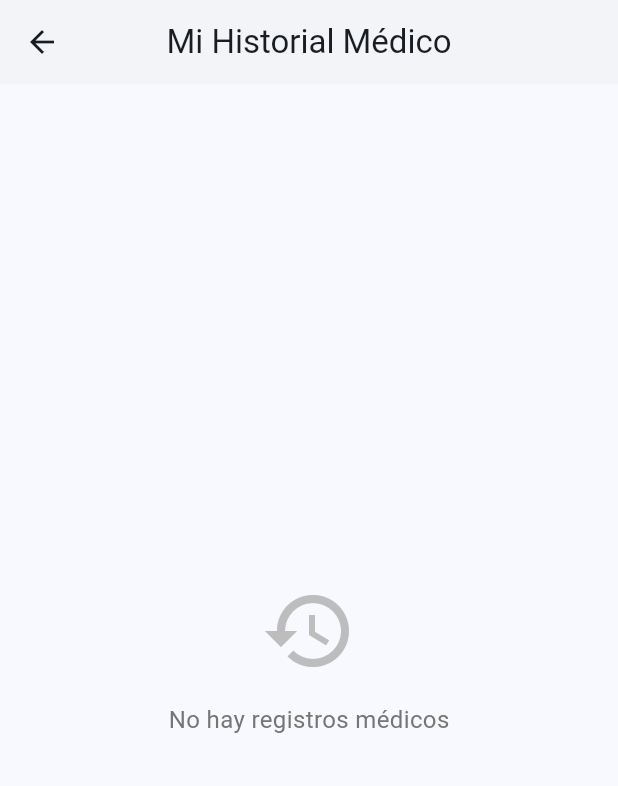
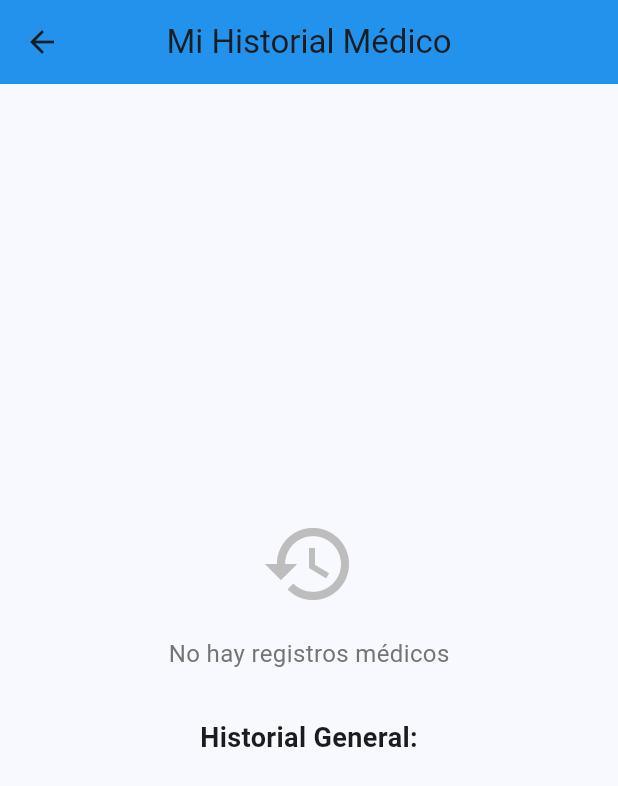
Before and after one commit to Marcelochoquecruz/INF632-APP-MOVIL-trabajo-final, a Flutter app: the PatientDashboard screen opened by its route, after a tap on "Ver Historial Médico", on a phone screen of 412 x 824 dp. Shown: the top 786 px of the screen. Run offline on Flutter 3.47's test engine with Material 3 defaults, Android fonts, the phone set to English and light mode, and no system bars; our stand-ins replace animate_do, cloud_firestore, firebase_auth, firebase_core, google_fonts; accounts and stored records are empty.

Commit message:
Historial en docotro funcional

```diff
--- a/lib/routes/app_routes.dart
+++ b/lib/routes/app_routes.dart
@@ -5,6 +5,7 @@ import '../screens/welcome_screen.dart';
 import '../screens/admin/admin_panel.dart';
 import '../screens/doctor/doctor_dashboard.dart';
 import '../screens/patient/patient_dashboard.dart';
+import '../screens/patient/medical_records_screen.dart';
 
 class AppRoutes {
   static const String home = '/';
@@ -13,6 +14,7 @@ class AppRoutes {
   static const String adminPanel = '/admin-panel';
   static const String doctorDashboard = '/doctor-dashboard';
   static const String patientDashboard = '/patient/dashboard';
+  static const String medicalRecords = '/medical-records';
 
   static Map<String, WidgetBuilder> getRoutes() {
     return {
@@ -22,6 +24,7 @@ class AppRoutes {
       adminPanel: (_) => const AdminPanel(),
       doctorDashboard: (_) => const DoctorDashboard(),
       patientDashboard: (_) => const PatientDashboard(),
+      medicalRecords: (_) => const MedicalRecordsScreen(),
     };
   }
 }
--- a/lib/screens/patient/patient_dashboard.dart
+++ b/lib/screens/patient/patient_dashboard.dart
@@ -3,6 +3,7 @@ import 'package:cloud_firestore/cloud_firestore.dart';
 import 'package:firebase_auth/firebase_auth.dart';
 import 'package:intl/intl.dart';
 import 'medical_history_screen.dart';
+import 'patient_medical_history_screen.dart';
 
 class PatientDashboard extends StatefulWidget {
   const PatientDashboard({Key? key}) : super(key: key);
@@ -322,7 +323,7 @@ class _PatientDashboardState extends State<PatientDashboard> {
                           Navigator.push(
                             context,
                             MaterialPageRoute(
-                              builder: (context) => const MedicalHistoryScreen(),
+                              builder: (context) => const PatientMedicalHistoryScreen(),
                             ),
                           );
                         },
--- /dev/null
+++ b/lib/screens/patient/patient_medical_history_screen.dart
@@ -0,0 +1,192 @@
+import 'package:flutter/material.dart';
+import 'package:cloud_firestore/cloud_firestore.dart';
+import 'package:firebase_auth/firebase_auth.dart';
+
+class PatientMedicalHistoryScreen extends StatefulWidget {
+  const PatientMedicalHistoryScreen({Key? key}) : super(key: key);
+
+  @override
+  State<PatientMedicalHistoryScreen> createState() => _PatientMedicalHistoryScreenState();
+}
+
+class _PatientMedicalHistoryScreenState extends State<PatientMedicalHistoryScreen> {
+  final FirebaseFirestore _firestore = FirebaseFirestore.instance;
+  final FirebaseAuth _auth = FirebaseAuth.instance;
+  Map<String, dynamic>? _patientData;
+  List<Map<String, dynamic>> _medicalRecords = [];
+  bool _isLoading = true;
+
+  @override
+  void initState() {
+    super.initState();
+    _loadMedicalHistory();
+  }
+
+  Future<void> _loadMedicalHistory() async {
+    try {
+      final userId = _auth.currentUser?.uid;
+      if (userId == null) return;
+
+      // Cargar datos del paciente
+      final patientDoc = await _firestore.collection('patients').doc(userId).get();
+      if (!patientDoc.exists) {
+        setState(() => _isLoading = false);
+        return;
+      }
+
+      // Cargar registros médicos
+      final recordsQuery = await _firestore
+          .collection('medical_records')
+          .where('patientId', isEqualTo: userId)
+          .orderBy('date', descending: true)
+          .get();
+
+      final records = await Future.wait(
+        recordsQuery.docs.map((doc) async {
+          final data = doc.data();
+          final doctorId = data['doctorId'] as String?;
+          String doctorName = 'Doctor no encontrado';
+
+          if (doctorId != null) {
+            final doctorDoc = await _firestore.collection('doctors').doc(doctorId).get();
+            if (doctorDoc.exists) {
+              doctorName = doctorDoc.data()?['name'] ?? 'Doctor no encontrado';
+            }
+          }
+
+          return {
+            'id': doc.id,
+            'date': data['date'] as Timestamp,
+            'diagnosis': data['diagnosis'] ?? 'No especificado',
+            'treatment': data['treatment'] ?? 'No especificado',
+            'notes': data['notes'] ?? '',
+            'doctorName': doctorName,
+          };
+        }),
+      );
+
+      setState(() {
+        _patientData = patientDoc.data();
+        _medicalRecords = records;
+        _isLoading = false;
+      });
+    } catch (e) {
+      setState(() => _isLoading = false);
+      if (mounted) {
+        ScaffoldMessenger.of(context).showSnackBar(
+          SnackBar(content: Text('Error al cargar historial: $e')),
+        );
+      }
+    }
+  }
+
+  @override
+  Widget build(BuildContext context) {
+    return Scaffold(
+      appBar: AppBar(
+        title: const Text('Mi Historial Médico'),
+        backgroundColor: Colors.blue,
+      ),
+      body: _isLoading
+          ? const Center(child: CircularProgressIndicator())
+          : _medicalRecords.isEmpty
+              ? Center(
+                  child: Column(
+                    mainAxisAlignment: MainAxisAlignment.center,
+                    children: [
+                      Icon(
+                        Icons.history,
+                        size: 64,
+                        color: Colors.grey[400],
+                      ),
+                      const SizedBox(height: 16),
+                      Text(
+                        'No hay registros médicos',
+                        style: TextStyle(
+                          fontSize: 16,
+                          color: Colors.grey[600],
+                        ),
+                      ),
+                      if (_patientData?['medicalHistory'] != null) ...[
+                        const SizedBox(height: 32),
+                        const Text(
+                          'Historial General:',
+                          style: TextStyle(
+                            fontSize: 18,
+                            fontWeight: FontWeight.bold,
+                          ),
+                        ),
+                        const SizedBox(height: 8),
+                        Padding(
+                          padding: const EdgeInsets.symmetric(horizontal: 32),
+                          child: Text(
+                            _patientData!['medicalHistory'],
+                            textAlign: TextAlign.center,
+                            style: const TextStyle(fontSize: 16),
+                          ),
+                        ),
+                      ],
+                    ],
+                  ),
+                )
+              : ListView.builder(
+                  itemCount: _medicalRecords.length,
+                  padding: const EdgeInsets.all(16),
+                  itemBuilder: (context, index) {
+                    final record = _medicalRecords[index];
+                    return Card(
+                      margin: const EdgeInsets.only(bottom: 16),
+                      child: ExpansionTile(
+                        title: Text(
+                          record['doctorName'],
+                          style: const TextStyle(
+                            fontWeight: FontWeight.bold,
+                          ),
+                        ),
+                        subtitle: Text(
+                          record['date'].toDate().toString().split('.')[0],
+                          style: TextStyle(
+                            color: Colors.grey[600],
+                          ),
+                        ),
+                        children: [
+                          Padding(
+                            padding: const EdgeInsets.all(16.0),
+                            child: Column(
+                              crossAxisAlignment: CrossAxisAlignment.start,
+                              children: [
+                                _buildInfoSection('Diagnóstico', record['diagnosis']),
+                                const SizedBox(height: 8),
+                                _buildInfoSection('Tratamiento', record['treatment']),
+                                if (record['notes'].isNotEmpty) ...[
+                                  const SizedBox(height: 8),
+                                  _buildInfoSection('Notas', record['notes']),
+                                ],
+                              ],
+                            ),
+                          ),
+                        ],
+                      ),
+                    );
+                  },
+                ),
+    );
+  }
+
+  Widget _buildInfoSection(String title, String content) {
+    return Column(
+      crossAxisAlignment: CrossAxisAlignment.start,
+      children: [
+        Text(
+          title,
+          style: const TextStyle(
+            fontWeight: FontWeight.bold,
+            color: Colors.blue,
+          ),
+        ),
+        const SizedBox(height: 4),
+        Text(content),
+      ],
+    );
+  }
+}
```
Also changed, not shown: lib/main.dart (+11 -0 lines), lib/screens/admin/admin_panel.dart (+13 -0 lines), lib/screens/doctor/doctor_dashboard.dart (+8 -9 lines), lib/screens/doctor/doctor_medical_records_screen.dart (added, +196 -0 lines), lib/screens/patient/medical_records_screen.dart (added, +112 -0 lines), pubspec.yaml (+7 -5 lines), pubspec.lock.
